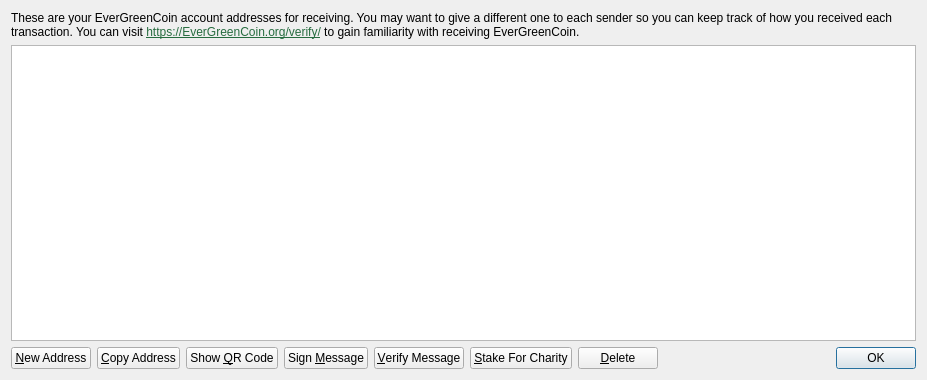
Before: the Qt Designer form src/qt/forms/addressbookpage.ui in EverGreenCoinDev/EverGreenCoin, drawn with Qt 5.
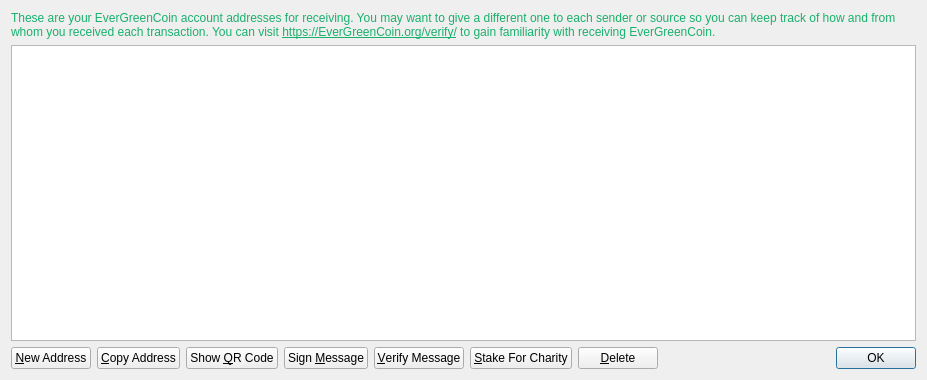
After: the same form once the commit is applied. Icons and pictures are not drawn.

The edit to the form file:
```diff
--- a/src/qt/forms/addressbookpage.ui
+++ b/src/qt/forms/addressbookpage.ui
@@ -17,10 +17,14 @@
    <item>
     <widget class="QLabel" name="labelExplanation">
      <property name="styleSheet">
-      <string notr="true">color: black;</string>
+      <string notr="true">color: #1ab06c;</string>
      </property>
      <property name="text">
-      <string>&lt;html&gt;&lt;head/&gt;&lt;body&gt;&lt;p&gt;These are your EverGreenCoin account addresses for receiving. You may want to give a different one to each sender so you can keep track of how you received each transaction. You can visit &lt;a href=&quot;https://EverGreenCoin.org/verify/&quot;&gt;&lt;span style=&quot; text-decoration: underline; color:#266c3f;&quot;&gt;https://EverGreenCoin.org/verify/&lt;/span&gt;&lt;/a&gt; to gain familiarity with receiving EverGreenCoin.&lt;/p&gt;&lt;/body&gt;&lt;/html&gt;</string>
+      <string>&lt;!DOCTYPE HTML PUBLIC &quot;-//W3C//DTD HTML 4.0//EN&quot; &quot;http://www.w3.org/TR/REC-html40/strict.dtd&quot;&gt;
+&lt;html&gt;&lt;head&gt;&lt;meta name=&quot;qrichtext&quot; content=&quot;1&quot; /&gt;&lt;style type=&quot;text/css&quot;&gt;
+p, li { white-space: pre-wrap; }
+&lt;/style&gt;&lt;/head&gt;&lt;body style=&quot; font-family:'Sans Serif'; font-size:9pt; font-weight:400; font-style:normal;&quot;&gt;
+&lt;p style=&quot; margin-top:12px; margin-bottom:12px; margin-left:0px; margin-right:0px; -qt-block-indent:0; text-indent:0px;&quot;&gt;These are your EverGreenCoin account addresses for receiving. You may want to give a different one to each sender or source so you can keep track of how and from whom you received each transaction. You can visit &lt;a href=&quot;https://EverGreenCoin.org/verify/&quot;&gt;&lt;span style=&quot; text-decoration: underline; color:#1ab06c;&quot;&gt;https://EverGreenCoin.org/verify/&lt;/span&gt;&lt;/a&gt; to gain familiarity with receiving EverGreenCoin.&lt;/p&gt;&lt;/body&gt;&lt;/html&gt;</string>
      </property>
      <property name="textFormat">
       <enum>Qt::RichText</enum>
```
